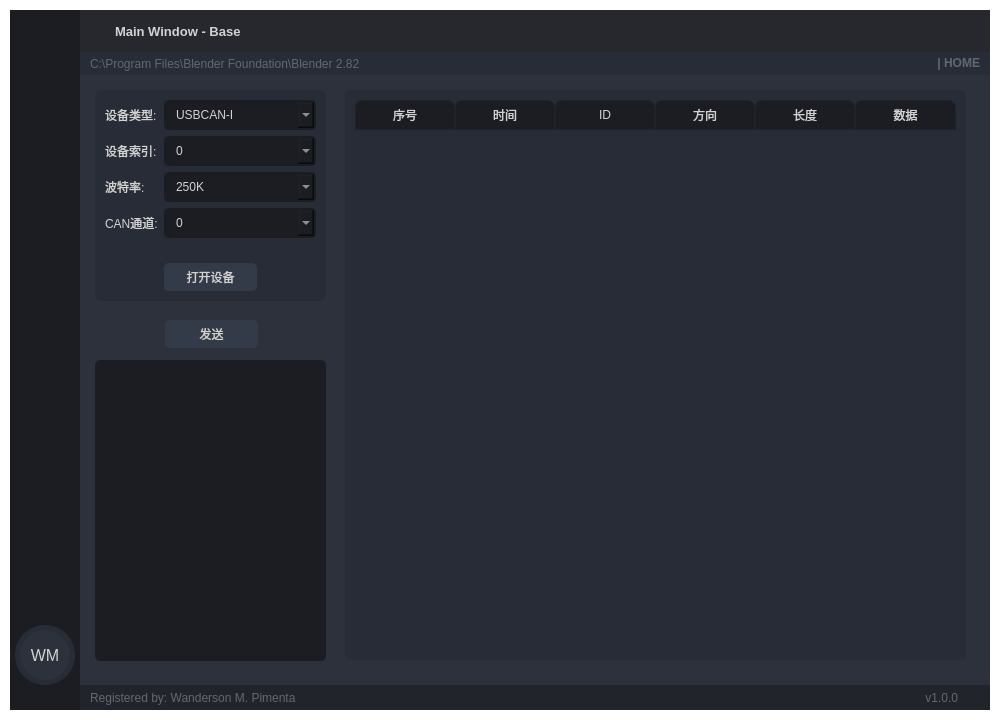
Old version of the form GUI_BASE.ui in the repository jeffery96/WisdomVehicleCalibrationTool.
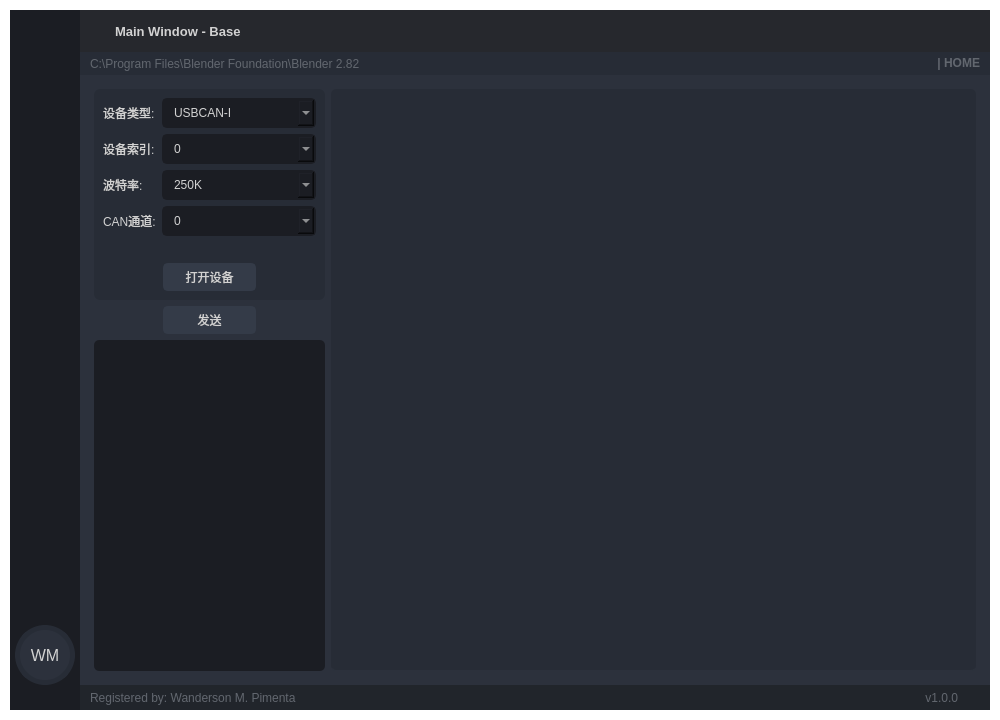
New version of the form. The open tabs and pages were chosen to show the change. Icons and pictures are not drawn. Custom widgets are drawn as their Qt base class.

Commit message: 修改UI界面布局

What changed in the file:
```diff
--- a/GUI_BASE.ui
+++ b/GUI_BASE.ui
@@ -1664,14 +1664,31 @@
 }
 </string>
                    </property>
+                   <layout class="QHBoxLayout" name="horizontalLayout_19" stretch="3,9">
+                    <item>
+                     <layout class="QVBoxLayout" name="verticalLayout_13">
+                      <property name="sizeConstraint">
+                       <enum>QLayout::SetDefaultConstraint</enum>
+                      </property>
+                      <item>
                    <widget class="QFrame" name="frame_4">
-                    <property name="geometry">
-                     <rect>
-                      <x>10</x>
-                      <y>10</y>
+                        <property name="sizePolicy">
+                         <sizepolicy hsizetype="Expanding" vsizetype="Fixed">
+                          <horstretch>0</horstretch>
+                          <verstretch>0</verstretch>
+                         </sizepolicy>
+                        </property>
+                        <property name="minimumSize">
+                         <size>
                       <width>231</width>
                       <height>211</height>
-                     </rect>
+                         </size>
+                        </property>
+                        <property name="maximumSize">
+                         <size>
+                          <width>320</width>
+                          <height>16777215</height>
+                         </size>
                     </property>
                     <property name="frameShape">
                      <enum>QFrame::StyledPanel</enum>
@@ -1679,15 +1696,8 @@
                     <property name="frameShadow">
                      <enum>QFrame::Raised</enum>
                     </property>
-                    <widget class="QWidget" name="layoutWidget">
-                     <property name="geometry">
-                      <rect>
-                       <x>10</x>
-                       <y>10</y>
-                       <width>211</width>
-                       <height>191</height>
-                      </rect>
-                     </property>
+                        <layout class="QHBoxLayout" name="horizontalLayout_17">
+                         <item>
                      <layout class="QVBoxLayout" name="verticalLayout_12">
                       <item>
                        <layout class="QFormLayout" name="formLayout">
@@ -1705,6 +1715,12 @@
                         </item>
                         <item row="0" column="1">
                          <widget class="QComboBox" name="DeviceType_cbb">
+                               <property name="sizePolicy">
+                                <sizepolicy hsizetype="Expanding" vsizetype="Fixed">
+                                 <horstretch>0</horstretch>
+                                 <verstretch>0</verstretch>
+                                </sizepolicy>
+                               </property>
                           <item>
                            <property name="text">
                             <string>USBCAN-I</string>
@@ -1731,6 +1747,12 @@
                         </item>
                         <item row="1" column="1">
                          <widget class="QComboBox" name="DeviceIndex_cbb">
+                               <property name="sizePolicy">
+                                <sizepolicy hsizetype="Expanding" vsizetype="Fixed">
+                                 <horstretch>0</horstretch>
+                                 <verstretch>0</verstretch>
+                                </sizepolicy>
+                               </property>
                           <item>
                            <property name="text">
                             <string>0</string>
@@ -1767,6 +1789,12 @@
                         </item>
                         <item row="2" column="1">
                          <widget class="QComboBox" name="Baud_cbb">
+                               <property name="sizePolicy">
+                                <sizepolicy hsizetype="Expanding" vsizetype="Fixed">
+                                 <horstretch>0</horstretch>
+                                 <verstretch>0</verstretch>
+                                </sizepolicy>
+                               </property>
                           <item>
                            <property name="text">
                             <string>250K</string>
@@ -1793,6 +1821,12 @@
                         </item>
                         <item row="3" column="1">
                          <widget class="QComboBox" name="CanChannel_cbb">
+                               <property name="sizePolicy">
+                                <sizepolicy hsizetype="Expanding" vsizetype="Fixed">
+                                 <horstretch>0</horstretch>
+                                 <verstretch>0</verstretch>
+                                </sizepolicy>
+                               </property>
                           <item>
                            <property name="text">
                             <string>0</string>
@@ -1842,17 +1876,14 @@
                        </layout>
                       </item>
                      </layout>
-                    </widget>
-                   </widget>
+                         </item>
+                        </layout>
+                       </widget>
+                      </item>
+                      <item>
+                       <layout class="QHBoxLayout" name="horizontalLayout_15">
+                        <item>
                    <widget class="QPushButton" name="CanTransClick_Btn">
-                    <property name="geometry">
-                     <rect>
-                      <x>80</x>
-                      <y>240</y>
-                      <width>93</width>
-                      <height>28</height>
-                     </rect>
-                    </property>
                     <property name="sizePolicy">
                      <sizepolicy hsizetype="Fixed" vsizetype="Fixed">
                       <horstretch>0</horstretch>
@@ -1875,14 +1906,50 @@
                      <string>发送</string>
                     </property>
                    </widget>
+                        </item>
+                       </layout>
+                      </item>
+                      <item>
+                       <layout class="QHBoxLayout" name="horizontalLayout_16">
+                        <item>
+                         <widget class="QPlainTextEdit" name="plainTextEdit_2">
+                          <property name="maximumSize">
+                           <size>
+                            <width>320</width>
+                            <height>16777215</height>
+                           </size>
+                          </property>
+                          <property name="styleSheet">
+                           <string notr="true">QPlainTextEdit {
+	background-color: rgb(27, 29, 35);
+	border-radius: 5px;
+	padding: 10px;
+}
+QPlainTextEdit:hover {
+	border: 2px solid rgb(64, 71, 88);
+}
+QPlainTextEdit:focus {
+	border: 2px solid rgb(91, 101, 124);
+}</string>
+                          </property>
+                          <property name="readOnly">
+                           <bool>true</bool>
+                          </property>
+                         </widget>
+                        </item>
+                       </layout>
+                      </item>
+                     </layout>
+                    </item>
+                    <item>
+                     <layout class="QHBoxLayout" name="horizontalLayout_18">
+                      <item>
                    <widget class="QTableWidget" name="MsgShow_tblw">
-                    <property name="geometry">
-                     <rect>
-                      <x>260</x>
-                      <y>10</y>
-                      <width>621</width>
-                      <height>571</height>
-                     </rect>
+                        <property name="sizePolicy">
+                         <sizepolicy hsizetype="Preferred" vsizetype="Preferred">
+                          <horstretch>0</horstretch>
+                          <verstretch>0</verstretch>
+                         </sizepolicy>
                     </property>
                     <property name="contextMenuPolicy">
                      <enum>Qt::CustomContextMenu</enum>
@@ -1956,7 +2023,7 @@
                      <bool>false</bool>
                     </property>
                     <attribute name="horizontalHeaderVisible">
-                     <bool>true</bool>
+                         <bool>false</bool>
                     </attribute>
                     <attribute name="horizontalHeaderCascadingSectionResizes">
                      <bool>false</bool>
@@ -2007,32 +2074,10 @@
                      </property>
                     </column>
                    </widget>
-                   <widget class="QPlainTextEdit" name="plainTextEdit_2">
-                    <property name="geometry">
-                     <rect>
-                      <x>10</x>
-                      <y>280</y>
-                      <width>231</width>
-                      <height>301</height>
-                     </rect>
-                    </property>
-                    <property name="styleSheet">
-                     <string notr="true">QPlainTextEdit {
-	background-color: rgb(27, 29, 35);
-	border-radius: 5px;
-	padding: 10px;
-}
-QPlainTextEdit:hover {
-	border: 2px solid rgb(64, 71, 88);
-}
-QPlainTextEdit:focus {
-	border: 2px solid rgb(91, 101, 124);
-}</string>
-                    </property>
-                    <property name="readOnly">
-                     <bool>true</bool>
-                    </property>
-                   </widget>
+                      </item>
+                     </layout>
+                    </item>
+                   </layout>
                   </widget>
                   <widget class="QWidget" name="page_panel">
                    <property name="styleSheet">
```
Left out of the diff: 4 changed lines with no effect on the pictures. Lines whose indentation alone changed are shown as unchanged. The commit also changes 4 other files.
